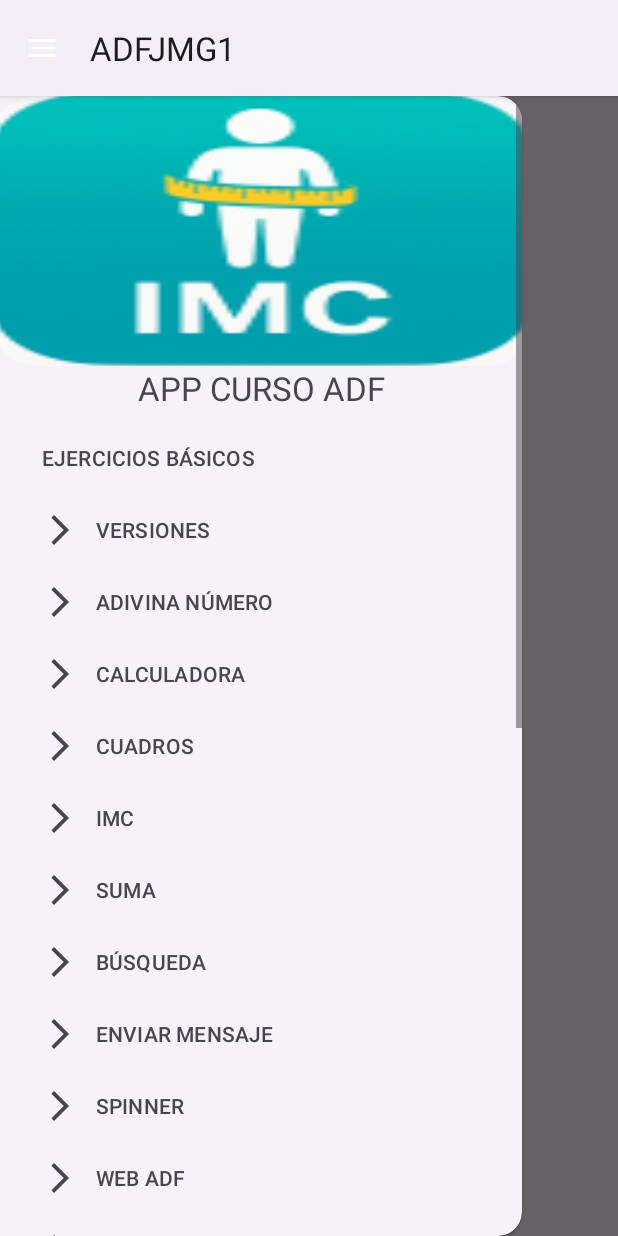
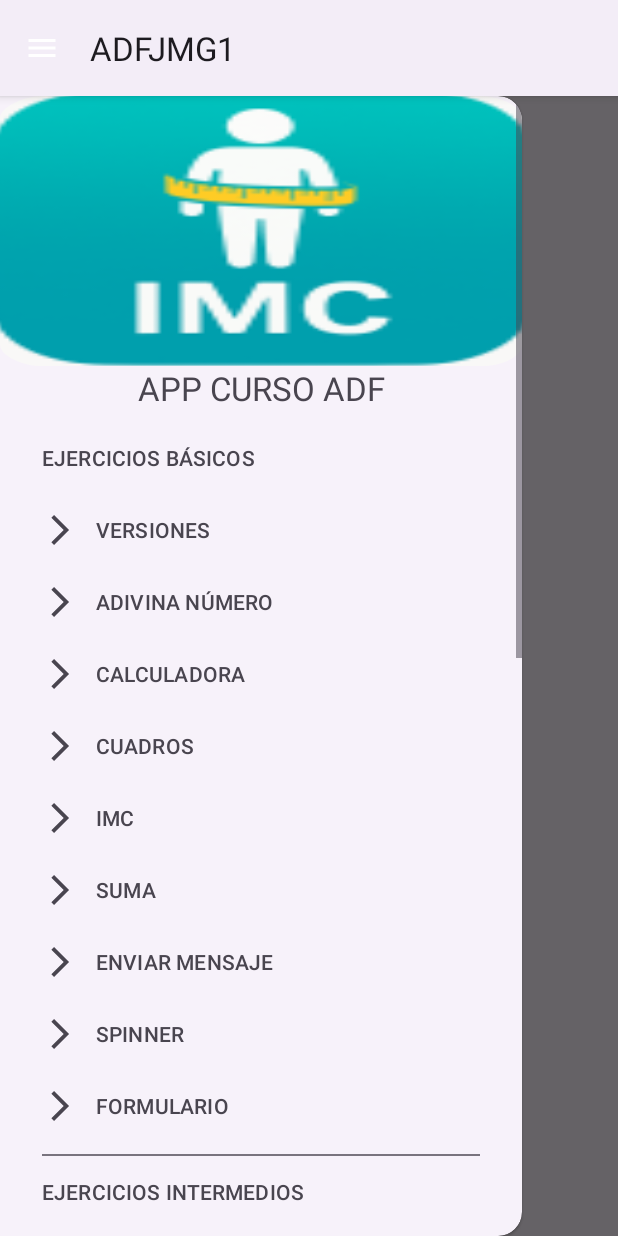
Before and after one commit to JMGF01/ADFJMG1, an Android app: the MainMenuActivity screen opened directly, with no data from a screen before it, with the side drawer open, on a phone screen of 412 x 824 dp. Run offline under Robolectric (Android 15) with nearby library versions, the phone set to English and light mode, and no system bars; network calls fail.

Commit message:
Apaño temporal para mostrar las fotografías de perros en la fase inicial

```diff
--- a/app/src/main/AndroidManifest.xml
+++ b/app/src/main/AndroidManifest.xml
@@ -17,10 +17,12 @@
         tools:targetApi="31">
         <activity
             android:name=".perros.GaleriaPerrosActivity"
-            android:exported="false" />
+            android:exported="false"
+            android:label="FOTOGRAFÍAS DE PERROS"/>
         <activity
             android:name=".perros.PerrosActivity"
-            android:exported="false" />
+            android:exported="false"
+            android:label="FOTOGRAFÍAS DE PERROS"/>
         <activity
             android:name=".productos.ListaProductosActivity"
             android:exported="false"
--- a/app/src/main/java/edu/adf/adfjmg1/perros/FotosPerroService.kt
+++ b/app/src/main/java/edu/adf/adfjmg1/perros/FotosPerroService.kt
@@ -5,7 +5,8 @@ import retrofit2.http.GET
 
 interface FotosPerroService {
 
-    @GET("api/breed/hound/images")
+//    @GET("api/breed/hound/images")
+    @GET("images")
     suspend fun obtenerFotosPerro(): FotosPerro
 
 }
--- a/app/src/main/res/menu/menu_lateral.xml
+++ b/app/src/main/res/menu/menu_lateral.xml
@@ -52,14 +52,6 @@
             />
 
         <item
-            android:id="@+id/menuBusqueda"
-            android:icon="@drawable/outline_arrow_forward_ios_24"
-            app:showAsAction="always"
-            android:title="BÚSQUEDA"
-            android:orderInCategory="7"
-            />
-
-        <item
             android:id="@+id/menuEnviarMensaje"
             android:icon="@drawable/outline_arrow_forward_ios_24"
             app:showAsAction="always"
@@ -76,19 +68,31 @@
             />
 
         <item
+            android:id="@+id/menuFormulario"
+            android:icon="@drawable/outline_arrow_forward_ios_24"
+            app:showAsAction="always"
+            android:title="FORMULARIO"
+            android:orderInCategory="11"
+            />
+    </menu>
+</item>
+
+    <item android:title="EJERCICIOS INTERMEDIOS">
+        <menu>
+            <item
+                android:id="@+id/menuBusqueda"
+                android:icon="@drawable/outline_arrow_forward_ios_24"
+                app:showAsAction="always"
+                android:title="BÚSQUEDA"
+                android:orderInCategory="7"
+                />
+
+            <item
                 android:id="@+id/menuWeb"
                 android:icon="@drawable/outline_arrow_forward_ios_24"
                 app:showAsAction="always"
                 android:title="WEB ADF"
                 android:orderInCategory="10"
-            />
-
-        <item
-            android:id="@+id/menuFormulario"
-            android:icon="@drawable/outline_arrow_forward_ios_24"
-            app:showAsAction="always"
-            android:title="FORMULARIO"
-            android:orderInCategory="11"
                 />
 
             <item
@@ -106,7 +110,10 @@
                 android:title="LISTA USUARIOS RECYCLER"
                 android:orderInCategory="16"
                 />
-
+        </menu>
+    </item>
+    <item android:title="EJERCICIOS AVANZADOS">
+        <menu>
             <item
                 android:id="@+id/menuAPI_ListaProductos"
                 android:icon="@drawable/outline_arrow_forward_ios_24"
@@ -119,10 +126,9 @@
                 android:id="@+id/menuAPI_ListaPerros"
                 android:icon="@drawable/outline_arrow_forward_ios_24"
                 app:showAsAction="always"
-            android:title="PERROS"
+                android:title="FOTOS DE PERROS"
                 android:orderInCategory="18"
                 />
-
         </menu>
     </item>
     <item android:title="EJERCICIOS VERANO">
```
Also changed, not shown: app/src/main/java/edu/adf/adfjmg1/perros/FotosPerroRetrofitHelper.kt (+6 -3 lines), app/src/main/java/edu/adf/adfjmg1/perros/GaleriaPerrosActivity.kt (+22 -5 lines), app/src/main/res/layout/activity_galeria_perros.xml (+9 -0 lines). Lines whose indentation alone changed are shown as unchanged.
